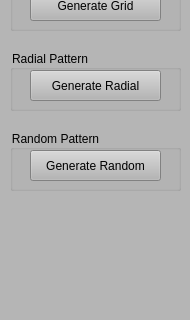
First picture: the form in RoadDesigner/ControlWidget.ui, repository gnishida/RoadDesigner, before the edit; both pictures show x 0 to 190 and y 160 to 480 of the 190 by 831 pixel window.
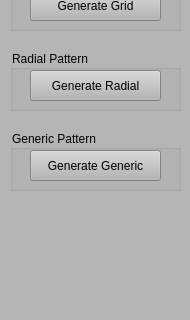
Second picture: the form after the edit.

```diff
--- a/RoadDesigner/ControlWidget.ui
+++ b/RoadDesigner/ControlWidget.ui
@@ -140,7 +140,7 @@
      </rect>
     </property>
     <property name="title">
-     <string>Random Pattern</string>
+     <string>Generic Pattern</string>
     </property>
     <widget class="QPushButton" name="pushButtonGenerateRandom">
      <property name="geometry">
@@ -152,7 +152,7 @@
       </rect>
      </property>
      <property name="text">
-      <string>Generate Random</string>
+      <string>Generate Generic</string>
      </property>
     </widget>
    </widget>
```
Left out of the diff: 2 changed lines with no effect on the pictures.
